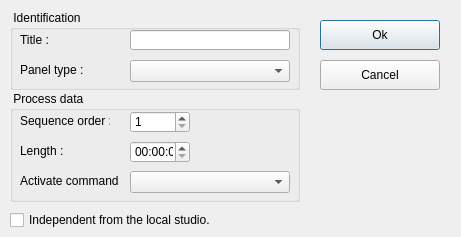
Above: client/dlgpanelstatusesedit.ui from tbikfalvi/Belenus before the change. Below: the same form after it.
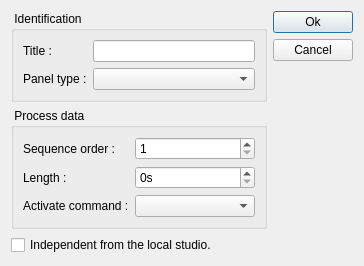
That is the form after the change.

The edit to the form file:
```diff
--- a/client/dlgpanelstatusesedit.ui
+++ b/client/dlgpanelstatusesedit.ui
@@ -6,208 +6,139 @@
    <rect>
     <x>0</x>
     <y>0</y>
-    <width>461</width>
-    <height>237</height>
+    <width>364</width>
+    <height>260</height>
    </rect>
   </property>
   <property name="windowTitle">
    <string>Dialog</string>
   </property>
-  <widget class="QCheckBox" name="checkIndependent">
-   <property name="geometry">
-    <rect>
-     <x>10</x>
-     <y>210</y>
-     <width>220</width>
-     <height>20</height>
-    </rect>
-   </property>
-   <property name="text">
-    <string>Independent from the local studio.</string>
-   </property>
-  </widget>
+  <layout class="QHBoxLayout" name="horizontalLayout">
+   <item>
+    <layout class="QVBoxLayout" name="verticalLayout">
+     <item>
   <widget class="QGroupBox" name="gbIdentification">
-   <property name="geometry">
-    <rect>
-     <x>10</x>
-     <y>10</y>
-     <width>290</width>
-     <height>80</height>
-    </rect>
-   </property>
    <property name="title">
     <string> Identification </string>
    </property>
+       <layout class="QFormLayout" name="formLayout">
+        <item row="0" column="0">
    <widget class="QLabel" name="lblName">
-    <property name="geometry">
-     <rect>
-      <x>10</x>
-      <y>20</y>
-      <width>41</width>
-      <height>20</height>
-     </rect>
-    </property>
     <property name="text">
      <string>Title :</string>
     </property>
    </widget>
-   <widget class="QLineEdit" name="ledName">
-    <property name="geometry">
-     <rect>
-      <x>120</x>
-      <y>20</y>
-      <width>160</width>
-      <height>20</height>
-     </rect>
-    </property>
-   </widget>
+        </item>
+        <item row="0" column="1">
+         <widget class="QLineEdit" name="ledName"/>
+        </item>
+        <item row="1" column="0">
    <widget class="QLabel" name="lblPanelType">
-    <property name="geometry">
-     <rect>
-      <x>10</x>
-      <y>50</y>
-      <width>80</width>
-      <height>20</height>
-     </rect>
-    </property>
     <property name="text">
      <string>Panel type :</string>
     </property>
    </widget>
-   <widget class="QComboBox" name="cmbPanelType">
-    <property name="geometry">
-     <rect>
-      <x>120</x>
-      <y>50</y>
-      <width>160</width>
-      <height>22</height>
-     </rect>
-    </property>
-   </widget>
-  </widget>
+        </item>
+        <item row="1" column="1">
+         <widget class="QComboBox" name="cmbPanelType"/>
+        </item>
+       </layout>
+      </widget>
+     </item>
+     <item>
   <widget class="QGroupBox" name="gbProcess">
-   <property name="geometry">
-    <rect>
-     <x>10</x>
-     <y>91</y>
-     <width>290</width>
-     <height>111</height>
-    </rect>
-   </property>
    <property name="title">
     <string> Process data </string>
    </property>
+       <layout class="QFormLayout" name="formLayout_2">
+        <item row="0" column="0">
    <widget class="QLabel" name="lblSeqNumber">
-    <property name="geometry">
-     <rect>
-      <x>10</x>
-      <y>20</y>
-      <width>90</width>
-      <height>20</height>
-     </rect>
-    </property>
     <property name="text">
      <string>Sequence order :</string>
     </property>
    </widget>
+        </item>
+        <item row="0" column="1">
    <widget class="QSpinBox" name="sbSeqNumber">
-    <property name="geometry">
-     <rect>
-      <x>120</x>
-      <y>20</y>
-      <width>60</width>
-      <height>22</height>
-     </rect>
-    </property>
     <property name="minimum">
      <number>1</number>
     </property>
    </widget>
+        </item>
+        <item row="1" column="0">
    <widget class="QLabel" name="lblLength">
-    <property name="geometry">
-     <rect>
-      <x>10</x>
-      <y>50</y>
-      <width>46</width>
-      <height>20</height>
-     </rect>
-    </property>
     <property name="text">
      <string>Length :</string>
     </property>
    </widget>
-   <widget class="QTimeEdit" name="teLength">
-    <property name="geometry">
-     <rect>
-      <x>120</x>
-      <y>50</y>
-      <width>60</width>
-      <height>22</height>
-     </rect>
-    </property>
-   </widget>
+        </item>
+        <item row="1" column="1">
+         <widget class="QSpinBox" name="sbLength">
+          <property name="suffix">
+           <string>s</string>
+          </property>
+          <property name="minimum">
+           <number>0</number>
+          </property>
+          <property name="maximum">
+           <number>9999</number>
+          </property>
+         </widget>
+        </item>
+        <item row="2" column="0">
    <widget class="QLabel" name="lblActivateCmd">
-    <property name="geometry">
-     <rect>
-      <x>10</x>
-      <y>80</y>
-      <width>100</width>
-      <height>20</height>
-     </rect>
-    </property>
     <property name="text">
      <string>Activate command :</string>
     </property>
    </widget>
-   <widget class="QComboBox" name="cmbActivateCmd">
-    <property name="geometry">
-     <rect>
-      <x>120</x>
-      <y>80</y>
-      <width>160</width>
-      <height>22</height>
-     </rect>
-    </property>
-   </widget>
-  </widget>
+        </item>
+        <item row="2" column="1">
+         <widget class="QComboBox" name="cmbActivateCmd"/>
+        </item>
+       </layout>
+      </widget>
+     </item>
+     <item>
+      <widget class="QCheckBox" name="checkIndependent">
+       <property name="text">
+        <string>Independent from the local studio.</string>
+       </property>
+      </widget>
+     </item>
+    </layout>
+   </item>
+   <item>
+    <layout class="QVBoxLayout" name="verticalLayout_2">
+     <item>
   <widget class="QPushButton" name="pbOk">
-   <property name="geometry">
-    <rect>
-     <x>320</x>
-     <y>20</y>
-     <width>120</width>
-     <height>30</height>
-    </rect>
-   </property>
    <property name="text">
     <string>Ok</string>
    </property>
-   <property name="iconSize">
-    <size>
-     <width>20</width>
-     <height>20</height>
-    </size>
-   </property>
-  </widget>
+      </widget>
+     </item>
+     <item>
   <widget class="QPushButton" name="pbCancel">
-   <property name="geometry">
-    <rect>
-     <x>320</x>
-     <y>60</y>
-     <width>120</width>
-     <height>30</height>
-    </rect>
-   </property>
    <property name="text">
     <string>Cancel</string>
    </property>
-   <property name="iconSize">
+      </widget>
+     </item>
+     <item>
+      <spacer name="verticalSpacer">
+       <property name="orientation">
+        <enum>Qt::Vertical</enum>
+       </property>
+       <property name="sizeHint" stdset="0">
     <size>
      <width>20</width>
-     <height>20</height>
-    </size>
-   </property>
-  </widget>
+         <height>40</height>
+        </size>
+       </property>
+      </spacer>
+     </item>
+    </layout>
+   </item>
+  </layout>
  </widget>
  <resources/>
  <connections/>
```
Lines whose indentation alone changed are shown as unchanged.
